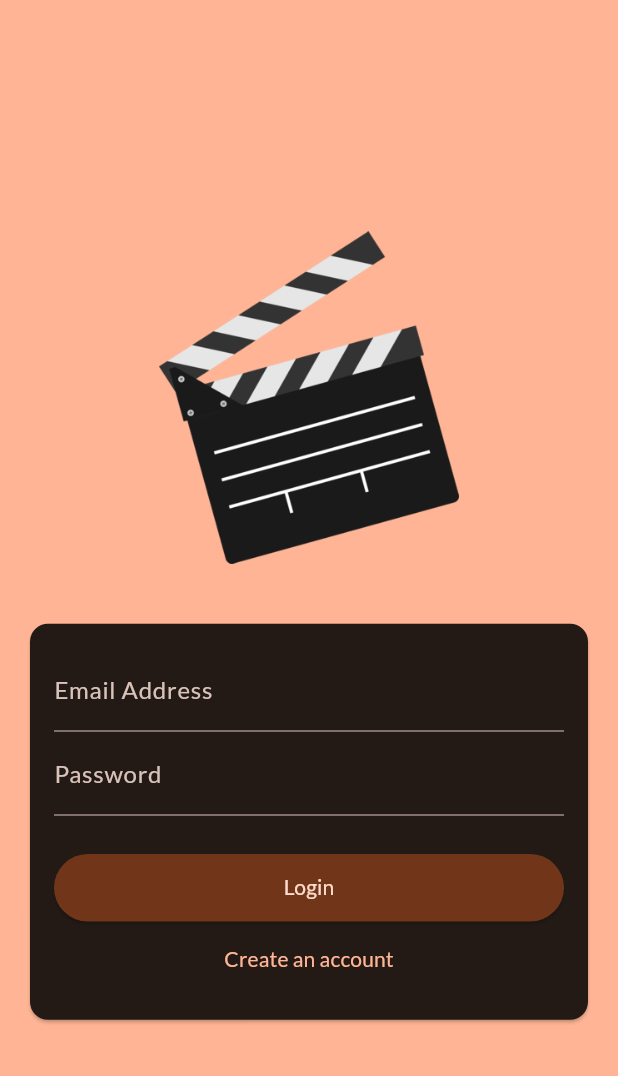
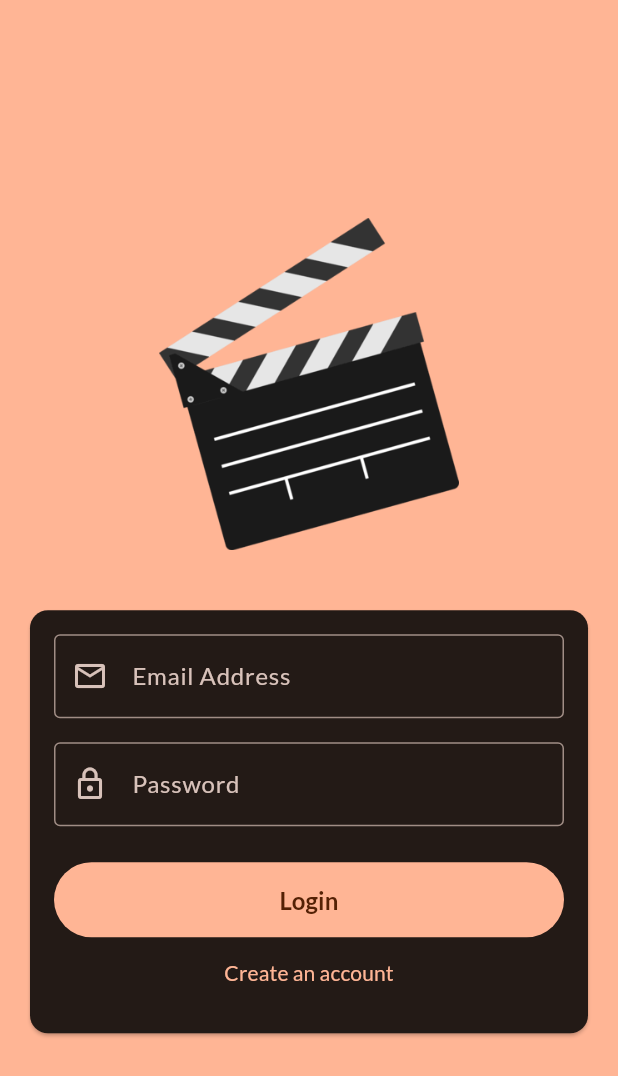
Before and after one commit to kacperstraszak/MovieApp, a Flutter app: the screen it shows after launch, on a phone screen of 412 x 824 dp. Shown: the top 1076 px of the screen. Run offline on Flutter 3.47's test engine with Material 3 defaults, Android fonts, the phone set to English and light mode, and no system bars; our stand-ins replace flutter_riverpod, google_fonts, image_picker, supabase_flutter; accounts and stored records are empty.

Commit message:
auth visuals chnaged

```diff
--- a/movie_recommendation_app/lib/providers/auth_provider.dart
+++ b/movie_recommendation_app/lib/providers/auth_provider.dart
@@ -148,7 +148,6 @@ class AuthNotifier extends Notifier<AuthState> {
 
       state = state.copyWith(isAuthenticating: false, user: authResponse.user);
 
-      // Załaduj świeżo utworzony profil
       await _loadProfile(userId);
     } on AuthException catch (error) {
       state =
--- a/movie_recommendation_app/lib/screens/auth.dart
+++ b/movie_recommendation_app/lib/screens/auth.dart
@@ -45,10 +45,11 @@ class _AuthScreenState extends ConsumerState<AuthScreen> {
     } else {
       // REJESTRACJA
       await authNotifier.signUp(
-          email: _enteredEmail,
-          password: _enteredPassword,
-          username: _enteredUsername,
-          imageFile: _selectedImage);
+        email: _enteredEmail,
+        password: _enteredPassword,
+        username: _enteredUsername,
+        imageFile: _selectedImage,
+      );
     }
   }
 
@@ -75,10 +76,11 @@ class _AuthScreenState extends ConsumerState<AuthScreen> {
           content: Text(
             next.errorMessage!,
             style: TextStyle(
-              color: Theme.of(context).colorScheme.onSurface,
+              color: Theme.of(context).colorScheme.onErrorContainer,
             ),
           ),
-          backgroundColor: Theme.of(context).colorScheme.surface,
+          backgroundColor: Theme.of(context).colorScheme.errorContainer,
+          behavior: SnackBarBehavior.floating,
         ));
       }
     });
@@ -119,6 +121,7 @@ class _AuthScreenState extends ConsumerState<AuthScreen> {
                                 _selectedImage = pickedImage;
                               },
                             ),
+                            const SizedBox(height: 8),
                             Text(
                               'Profile picture is optional',
                               style: TextStyle(
@@ -128,14 +131,16 @@ class _AuthScreenState extends ConsumerState<AuthScreen> {
                                     .onSurfaceVariant,
                               ),
                             ),
-                            const SizedBox(height: 8),
+                            const SizedBox(height: 16),
                           ],
                           TextFormField(
                             style: TextStyle(
-                                color: Theme.of(context).colorScheme.onSurface),
-                            decoration: InputDecoration(
+                              color: Theme.of(context).colorScheme.onSurface,
+                            ),
+                            decoration: const InputDecoration(
                               labelText: 'Email Address',
-                              fillColor: Theme.of(context).colorScheme.surface,
+                              prefixIcon: Icon(Icons.email_outlined),
+                              border: OutlineInputBorder(),
                             ),
                             keyboardType: TextInputType.emailAddress,
                             autocorrect: false,
@@ -150,13 +155,17 @@ class _AuthScreenState extends ConsumerState<AuthScreen> {
                             },
                             onSaved: (value) => _enteredEmail = value!,
                           ),
+                          if (!_isLogin) const SizedBox(height: 16),
                           if (!_isLogin)
                             TextFormField(
                               style: TextStyle(
-                                  color:
-                                      Theme.of(context).colorScheme.onSurface),
-                              decoration:
-                                  const InputDecoration(labelText: 'Username'),
+                                color: Theme.of(context).colorScheme.onSurface,
+                              ),
+                              decoration: const InputDecoration(
+                                labelText: 'Username',
+                                prefixIcon: Icon(Icons.person_outline),
+                                border: OutlineInputBorder(),
+                              ),
                               validator: (value) {
                                 if (value == null ||
                                     value.trim().isEmpty ||
@@ -167,11 +176,16 @@ class _AuthScreenState extends ConsumerState<AuthScreen> {
                               },
                               onSaved: (value) => _enteredUsername = value!,
                             ),
+                          const SizedBox(height: 16),
                           TextFormField(
                             style: TextStyle(
-                                color: Theme.of(context).colorScheme.onSurface),
-                            decoration:
-                                const InputDecoration(labelText: 'Password'),
+                              color: Theme.of(context).colorScheme.onSurface,
+                            ),
+                            decoration: const InputDecoration(
+                              labelText: 'Password',
+                              prefixIcon: Icon(Icons.lock_outline),
+                              border: OutlineInputBorder(),
+                            ),
                             obscureText: true,
                             validator: (value) {
                               if (value == null || value.trim().length < 8) {
@@ -182,13 +196,17 @@ class _AuthScreenState extends ConsumerState<AuthScreen> {
                             onChanged: (value) => _enteredPassword = value,
                             onSaved: (value) => _enteredPassword = value!,
                           ),
+                          if (!_isLogin) const SizedBox(height: 16),
                           if (!_isLogin)
                             TextFormField(
                               style: TextStyle(
-                                  color:
-                                      Theme.of(context).colorScheme.onSurface),
+                                color: Theme.of(context).colorScheme.onSurface,
+                              ),
                               decoration: const InputDecoration(
-                                  labelText: 'Repeat Password'),
+                                labelText: 'Repeat Password',
+                                prefixIcon: Icon(Icons.lock_outline),
+                                border: OutlineInputBorder(),
+                              ),
                               obscureText: true,
                               validator: (value) {
                                 if (value != _enteredPassword) {
@@ -201,20 +219,17 @@ class _AuthScreenState extends ConsumerState<AuthScreen> {
                           if (isAuthenticating)
                             const CircularProgressIndicator(),
                           if (!isAuthenticating)
-                            ElevatedButton(
+                            FilledButton(
                               onPressed: _submit,
-                              style: ElevatedButton.styleFrom(
-                                backgroundColor: Theme.of(context)
-                                    .colorScheme
-                                    .primaryContainer,
-                                minimumSize: const Size(double.infinity, 45),
+                              style: FilledButton.styleFrom(
+                                minimumSize: const Size(double.infinity, 50),
                               ),
                               child: Text(
                                 _isLogin ? 'Login' : 'Sign Up',
-                                style: TextStyle(
-                                    color: Theme.of(context)
-                                        .colorScheme
-                                        .onPrimaryContainer),
+                                style: const TextStyle(
+                                  fontSize: 16,
+                                  fontWeight: FontWeight.w600,
+                                ),
                               ),
                             ),
                           if (!isAuthenticating)
--- a/movie_recommendation_app/lib/utils/storage_service.dart
+++ b/movie_recommendation_app/lib/utils/storage_service.dart
@@ -5,7 +5,6 @@ import 'package:movie_recommendation_app/utils/constants.dart';
 import 'package:supabase_flutter/supabase_flutter.dart';
 
 class StorageService {
-  final _supabase = Supabase.instance.client;
 
   Future<String> uploadAvatar({
     required File imageFile,
@@ -19,7 +18,7 @@ class StorageService {
 
       final Uint8List bytes = await imageFile.readAsBytes();
 
-      await _supabase.storage.from(kAvatarsBucket).uploadBinary(
+      await supabase.storage.from(kAvatarsBucket).uploadBinary(
             filePath,
             bytes,
             fileOptions: FileOptions(
@@ -28,7 +27,7 @@ class StorageService {
           );
 
       final String publicUrl =
-          _supabase.storage.from(kAvatarsBucket).getPublicUrl(filePath);
+          supabase.storage.from(kAvatarsBucket).getPublicUrl(filePath);
 
       return publicUrl;
     } on StorageException {
```
